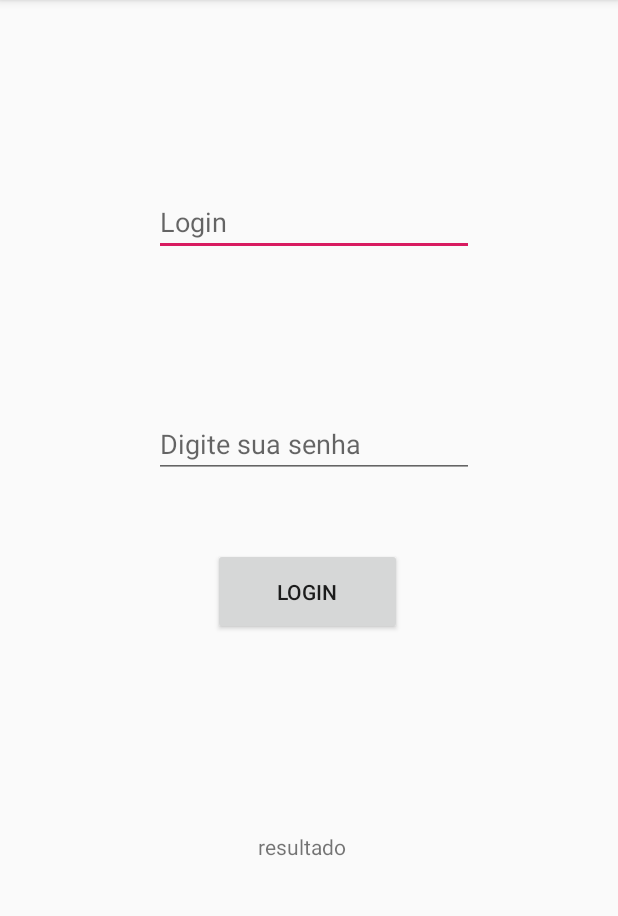
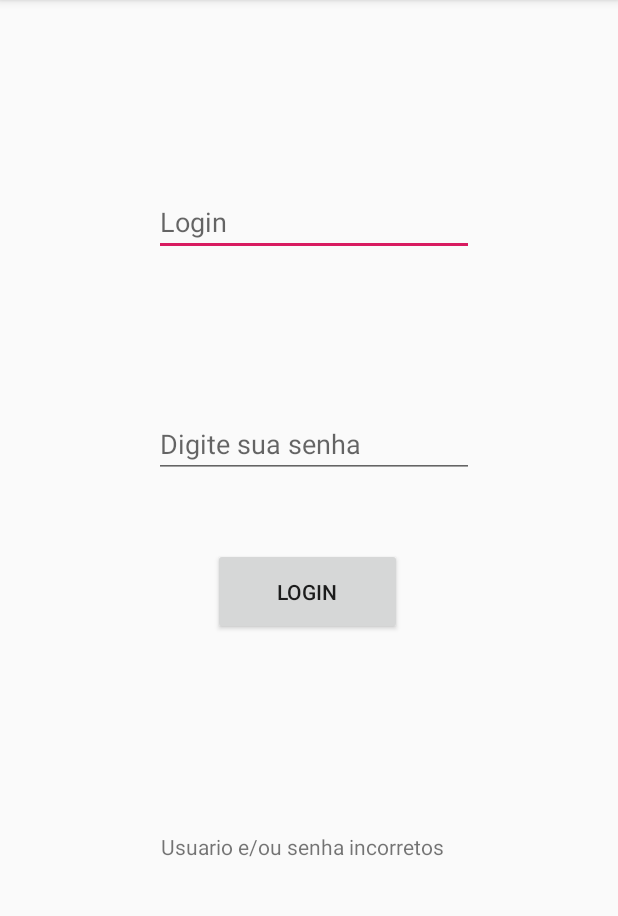
Before and after one commit to ParzivalMarcos/FindFastFoodDefinitivo, an Android app: the screen it shows after launch (MainActivity), after a tap on "LOGIN", on a phone screen of 412 x 824 dp, the part 84-1000 px from its top. Run offline under Robolectric (Android 15) with nearby library versions, the phone set to English and light mode, and no system bars.

Commit message:
Ajuste erro no login

```diff
--- a/app/src/main/java/com/example/findfastfood/MainActivity.java
+++ b/app/src/main/java/com/example/findfastfood/MainActivity.java
@@ -6,13 +6,14 @@ import android.os.Bundle;
 import android.view.View;
 import android.widget.Button;
 import android.widget.EditText;
+import android.widget.TextView;
 
 public class MainActivity extends AppCompatActivity {
 
     EditText txtLogin;
     EditText txtPass;
     Button btnLogin;
-    EditText txtResultado;
+    TextView txtResultado;
 
     @Override
     protected void onCreate(Bundle savedInstanceState) {
@@ -21,6 +22,7 @@ public class MainActivity extends AppCompatActivity {
         this.btnLogin = findViewById(R.id.btnLogin);
         this.txtLogin = findViewById(R.id.txtLogin);
         this.txtPass = findViewById(R.id.txtPass);
+        this.txtResultado = findViewById(R.id.txtResultado);
     }
 
     public void Logar(View view){
--- a/app/src/main/res/layout/activity_main.xml
+++ b/app/src/main/res/layout/activity_main.xml
@@ -63,7 +63,6 @@
         android:layout_marginTop="49dp"
         android:layout_marginEnd="181dp"
         android:layout_marginBottom="112dp"
-        android:text="resultado"
         app:layout_constraintBottom_toBottomOf="parent"
         app:layout_constraintEnd_toEndOf="parent"
         app:layout_constraintStart_toStartOf="parent"
```
